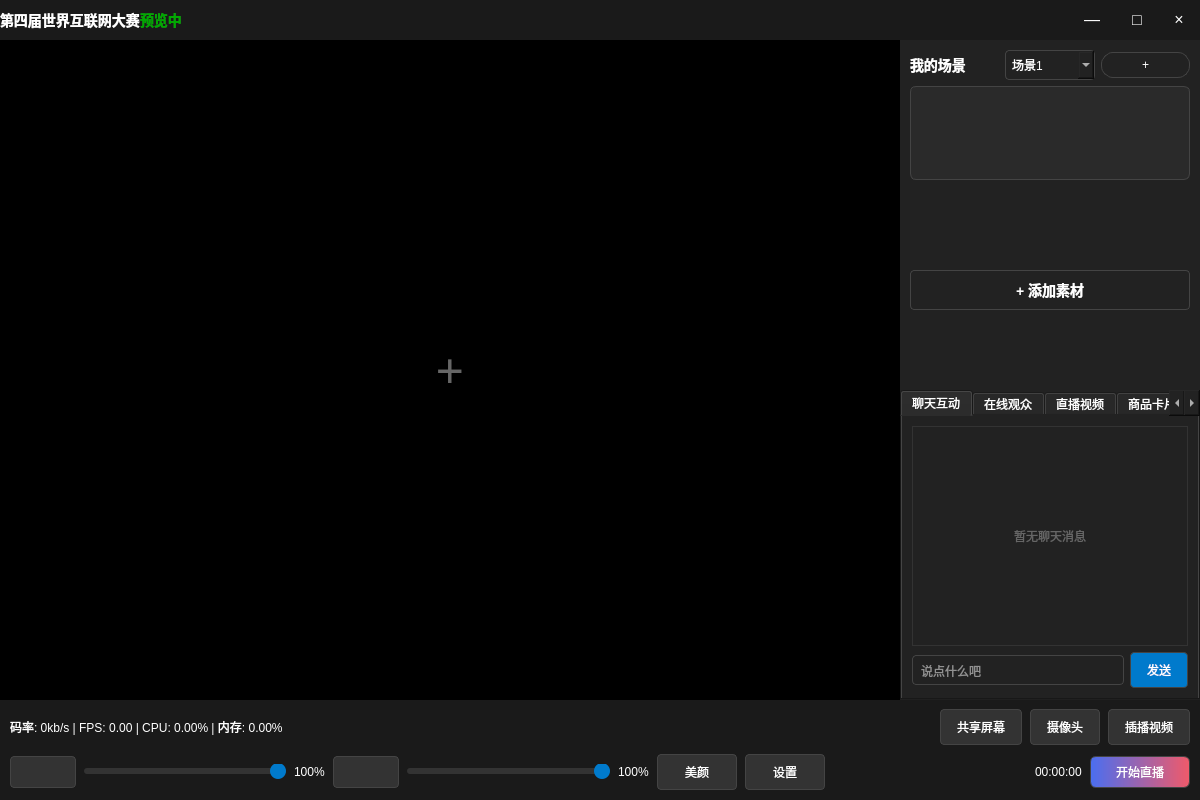
Above: src/app/main_window.ui from fancrystal/livePCWindows before the change. Below: the same form after it.
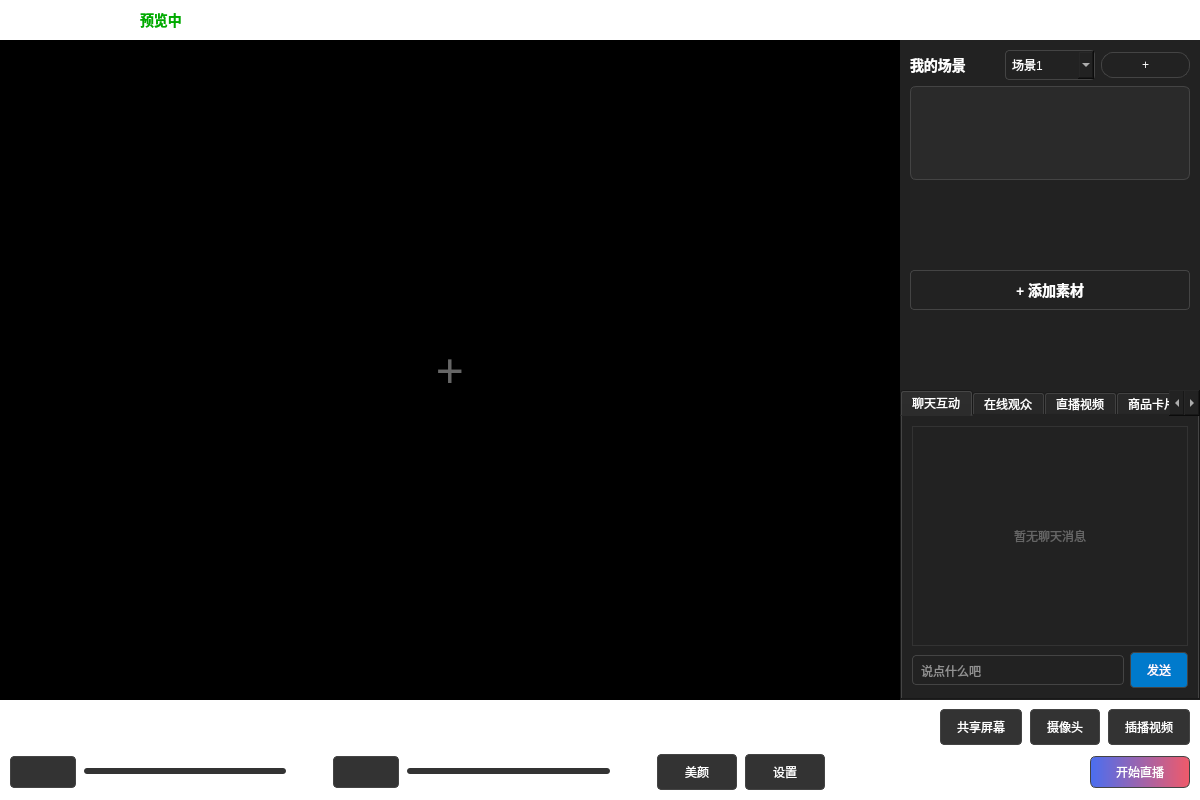
That is the form after the change. Icons and pictures are not drawn.

```diff
--- a/src/app/main_window.ui
+++ b/src/app/main_window.ui
@@ -15,16 +15,16 @@
 		</property>
 		<property name="styleSheet">
 			<string notr="true">
-				QMainWindow { background-color: #1a1a1a; color: #ffffff; }
-				QWidget { background-color: #1a1a1a; color: #ffffff; }
+				QMainWindow { background-image: url(:/images/main_wnd_bk.png); background-repeat: no-repeat; background-position: center; background-color: transparent; color: #ffffff; }
+				QWidget { background-color: transparent; color: #ffffff; }
 				QPushButton { background-color: #333333; color: #ffffff; border: 1px solid #444444; border-radius: 4px; padding: 8px 16px; }
 				QPushButton:hover { background-color: #444444; }
 				QPushButton:pressed { background-color: #555555; }
 				QLineEdit { background-color: #333333; color: #ffffff; border: 1px solid #444444; border-radius: 4px; padding: 6px; }
 				QComboBox { background-color: #333333; color: #ffffff; border: 1px solid #444444; border-radius: 4px; padding: 6px; }
-				QScrollArea { background-color: #222222; border: 1px solid #333333; }
+				QScrollArea { background-color: transparent; border: 1px solid #333333; }
 				QSlider::groove:horizontal { background-color: #333333; height: 6px; border-radius: 3px; }
-				QSlider::handle:horizontal { background-color: #007acc; width: 16px; height: 16px; border-radius: 8px; margin: -5px 0; }
+				QSlider::handle:horizontal { background-color: #007a	cc; width: 16px; height: 16px; border-radius: 8px; margin: -5px 0; }
 				QLabel { color: #ffffff; }
 			</string>
 		</property>
@@ -125,30 +125,30 @@
 							<item>
 								<widget class="QPushButton" name="pushButton_minimize">
 									<property name="text">
-										<string>—</string>
+										<string>─</string>
 									</property>
 									<property name="styleSheet">
-										<string notr="true">border: none; background: transparent; font-size: 16px;</string>
+										<string notr="true">border: none; background: transparent; font-size: 18px;</string>
 									</property>
 								</widget>
 							</item>
 							<item>
 								<widget class="QPushButton" name="pushButton_maximize">
 									<property name="text">
-										<string>□</string>
+										<string>⤡</string>
 									</property>
 									<property name="styleSheet">
-										<string notr="true">border: none; background: transparent; font-size: 16px;</string>
+										<string notr="true">border: none; background: transparent; font-size: 18px;</string>
 									</property>
 								</widget>
 							</item>
 							<item>
 								<widget class="QPushButton" name="pushButton_close">
 									<property name="text">
-										<string>×</string>
+										<string>✕</string>
 									</property>
 									<property name="styleSheet">
-										<string notr="true">border: none; background: transparent; font-size: 16px;</string>
+										<string notr="true">border: none; background: transparent; font-size: 18px;</string>
 									</property>
 								</widget>
 							</item>
```
